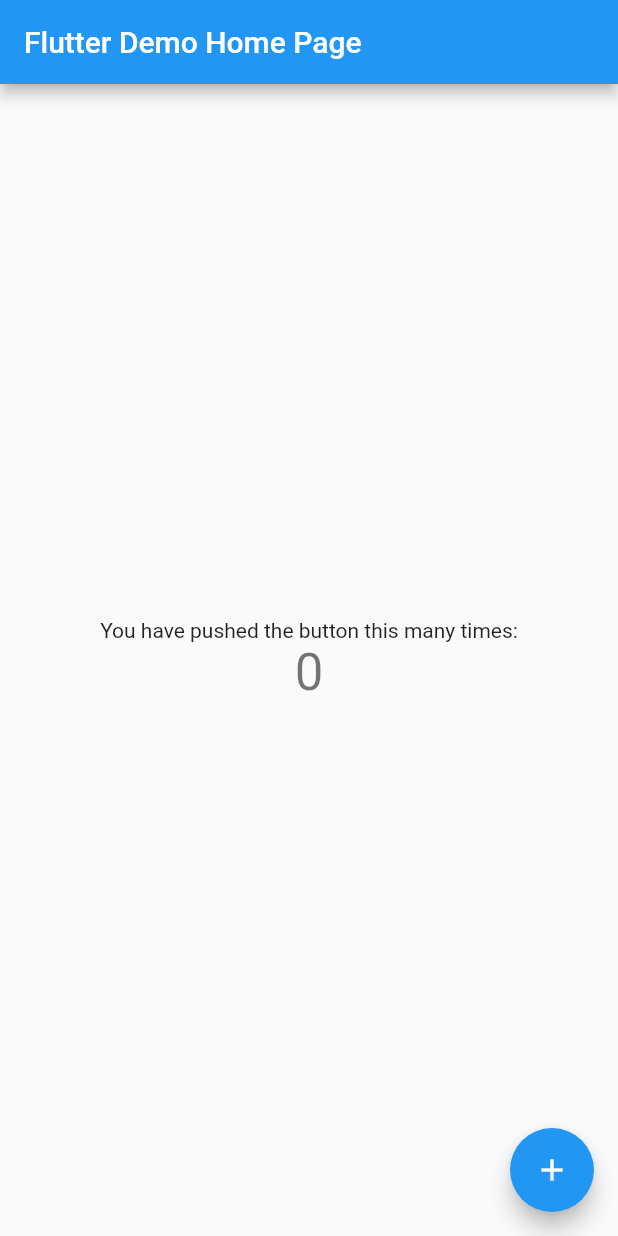
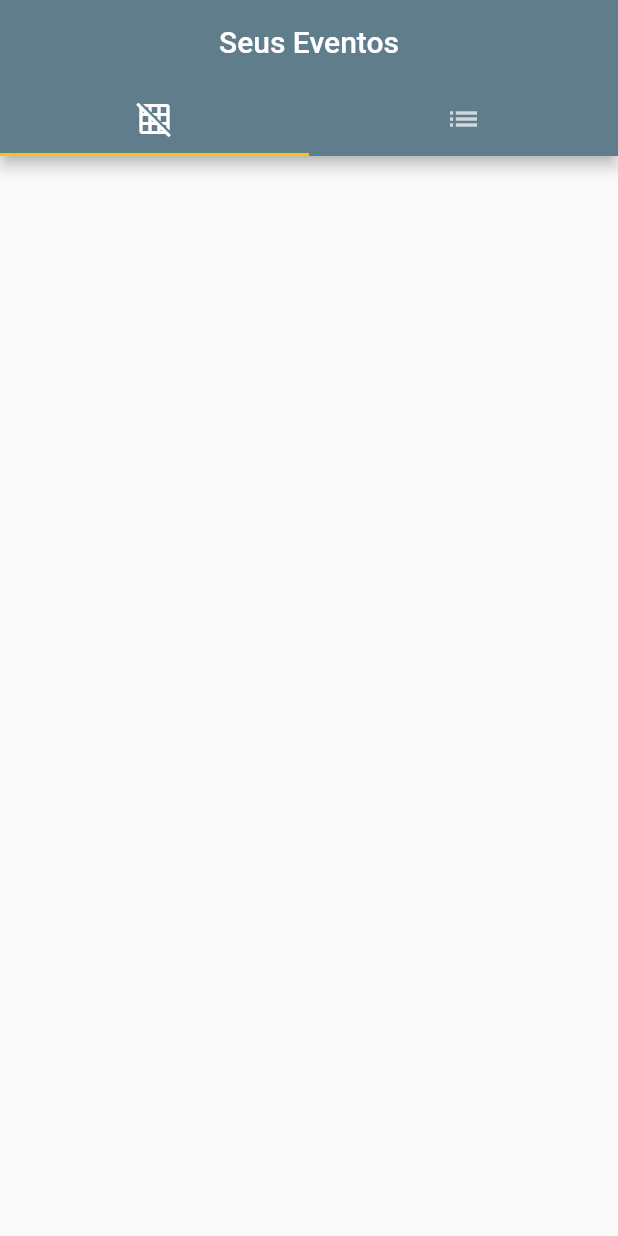
Before and after one commit to jppedro/innpresa, a Flutter app: the screen it shows after launch, on a phone screen of 412 x 824 dp. Run offline on Flutter 3.47's test engine with Material 2 defaults, Android fonts, the phone set to English and light mode, and no system bars.

Commit message:
started events page

```diff
--- /dev/null
+++ b/innpresa/lib/events_page/events_page.dart
@@ -0,0 +1,36 @@
+import 'package:flutter/material.dart';
+
+class EventsPage extends StatefulWidget {
+  @override
+  _EventsPageState createState() => _EventsPageState();
+}
+
+class _EventsPageState extends State<EventsPage> {
+  @override
+  Widget build(BuildContext context) {
+    return DefaultTabController(
+      length: 2,
+      child: Scaffold(
+        appBar: AppBar(
+          title: Text("Seus Eventos"),
+          centerTitle: true,
+          bottom: TabBar(
+            indicatorColor: Colors.amber,
+            tabs: [
+              Tab(
+                icon: Icon(Icons.grid_off),
+              ),
+              Tab(
+                icon: Icon(Icons.list),
+              )
+            ],
+          ),
+        ),
+        //body: TabBarView(
+        //physics: NeverScrollableScrollPhysics(),
+        //children: [],
+        //),
+      ),
+    );
+  }
+}
--- a/innpresa/lib/main.dart
+++ b/innpresa/lib/main.dart
@@ -1,4 +1,5 @@
 import 'package:flutter/material.dart';
+import 'package:innpresa/events_page/events_page.dart';
 
 void main() {
   runApp(MyApp());
@@ -11,107 +12,11 @@ class MyApp extends StatelessWidget {
     return MaterialApp(
       title: 'Flutter Demo',
       theme: ThemeData(
-        // This is the theme of your application.
-        //
-        // Try running your application with "flutter run". You'll see the
-        // application has a blue toolbar. Then, without quitting the app, try
-        // changing the primarySwatch below to Colors.green and then invoke
-        // "hot reload" (press "r" in the console where you ran "flutter run",
-        // or simply save your changes to "hot reload" in a Flutter IDE).
-        // Notice that the counter didn't reset back to zero; the application
-        // is not restarted.
-        primarySwatch: Colors.blue,
-        // This makes the visual density adapt to the platform that you run
-        // the app on. For desktop platforms, the controls will be smaller and
-        // closer together (more dense) than on mobile platforms.
+        primarySwatch: Colors.blueGrey,
         visualDensity: VisualDensity.adaptivePlatformDensity,
       ),
-      home: MyHomePage(title: 'Flutter Demo Home Page'),
+      debugShowCheckedModeBanner: false,
+      home: EventsPage(),
     );
   }
 }
-
-class MyHomePage extends StatefulWidget {
-  MyHomePage({Key key, this.title}) : super(key: key);
-
-  // This widget is the home page of your application. It is stateful, meaning
-  // that it has a State object (defined below) that contains fields that affect
-  // how it looks.
-
-  // This class is the configuration for the state. It holds the values (in this
-  // case the title) provided by the parent (in this case the App widget) and
-  // used by the build method of the State. Fields in a Widget subclass are
-  // always marked "final".
-
-  final String title;
-
-  @override
-  _MyHomePageState createState() => _MyHomePageState();
-}
-
-class _MyHomePageState extends State<MyHomePage> {
-  int _counter = 0;
-
-  void _incrementCounter() {
-    setState(() {
-      // This call to setState tells the Flutter framework that something has
-      // changed in this State, which causes it to rerun the build method below
-      // so that the display can reflect the updated values. If we changed
-      // _counter without calling setState(), then the build method would not be
-      // called again, and so nothing would appear to happen.
-      _counter++;
-    });
-  }
-
-  @override
-  Widget build(BuildContext context) {
-    // This method is rerun every time setState is called, for instance as done
-    // by the _incrementCounter method above.
-    //
-    // The Flutter framework has been optimized to make rerunning build methods
-    // fast, so that you can just rebuild anything that needs updating rather
-    // than having to individually change instances of widgets.
-    return Scaffold(
-      appBar: AppBar(
-        // Here we take the value from the MyHomePage object that was created by
-        // the App.build method, and use it to set our appbar title.
-        title: Text(widget.title),
-      ),
-      body: Center(
-        // Center is a layout widget. It takes a single child and positions it
-        // in the middle of the parent.
-        child: Column(
-          // Column is also a layout widget. It takes a list of children and
-          // arranges them vertically. By default, it sizes itself to fit its
-          // children horizontally, and tries to be as tall as its parent.
-          //
-          // Invoke "debug painting" (press "p" in the console, choose the
-          // "Toggle Debug Paint" action from the Flutter Inspector in Android
-          // Studio, or the "Toggle Debug Paint" command in Visual Studio Code)
-          // to see the wireframe for each widget.
-          //
-          // Column has various properties to control how it sizes itself and
-          // how it positions its children. Here we use mainAxisAlignment to
-          // center the children vertically; the main axis here is the vertical
-          // axis because Columns are vertical (the cross axis would be
-          // horizontal).
-          mainAxisAlignment: MainAxisAlignment.center,
-          children: <Widget>[
-            Text(
-              'You have pushed the button this many times:',
-            ),
-            Text(
-              '$_counter',
-              style: Theme.of(context).textTheme.headline4,
-            ),
-          ],
-        ),
-      ),
-      floatingActionButton: FloatingActionButton(
-        onPressed: _incrementCounter,
-        tooltip: 'Increment',
-        child: Icon(Icons.add),
-      ), // This trailing comma makes auto-formatting nicer for build methods.
-    );
-  }
-}
```
